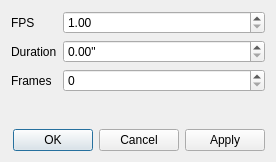
The window that src/gui/widgets/dialogs/timing_dialog.ui (mbasaglia/glaxnimate) describes before a commit, drawn with Qt 5.
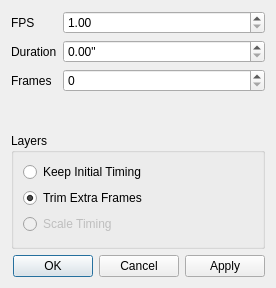
The same window after the commit.

Commit message: Options on what to do with layers when re-timing a document

The edit to the form file:
```diff
--- a/src/gui/widgets/dialogs/timing_dialog.ui
+++ b/src/gui/widgets/dialogs/timing_dialog.ui
@@ -7,7 +7,7 @@
     <x>0</x>
     <y>0</y>
     <width>276</width>
-    <height>162</height>
+    <height>288</height>
    </rect>
   </property>
   <property name="windowTitle">
@@ -78,6 +78,42 @@
      </item>
     </layout>
    </item>
+   <item>
+    <widget class="QGroupBox" name="groupBox">
+     <property name="title">
+      <string>Layers</string>
+     </property>
+     <layout class="QVBoxLayout" name="verticalLayout_2">
+      <item>
+       <widget class="QRadioButton" name="check_layer_keep">
+        <property name="text">
+         <string>Keep Initial Timing</string>
+        </property>
+       </widget>
+      </item>
+      <item>
+       <widget class="QRadioButton" name="check_layer_trim">
+        <property name="text">
+         <string>Trim Extra Frames</string>
+        </property>
+        <property name="checked">
+         <bool>true</bool>
+        </property>
+       </widget>
+      </item>
+      <item>
+       <widget class="QRadioButton" name="check_layer_scale">
+        <property name="enabled">
+         <bool>false</bool>
+        </property>
+        <property name="text">
+         <string>Scale Timing</string>
+        </property>
+       </widget>
+      </item>
+     </layout>
+    </widget>
+   </item>
    <item>
     <widget class="QDialogButtonBox" name="button_box">
      <property name="standardButtons">
```
The commit also changes 2 other files.
